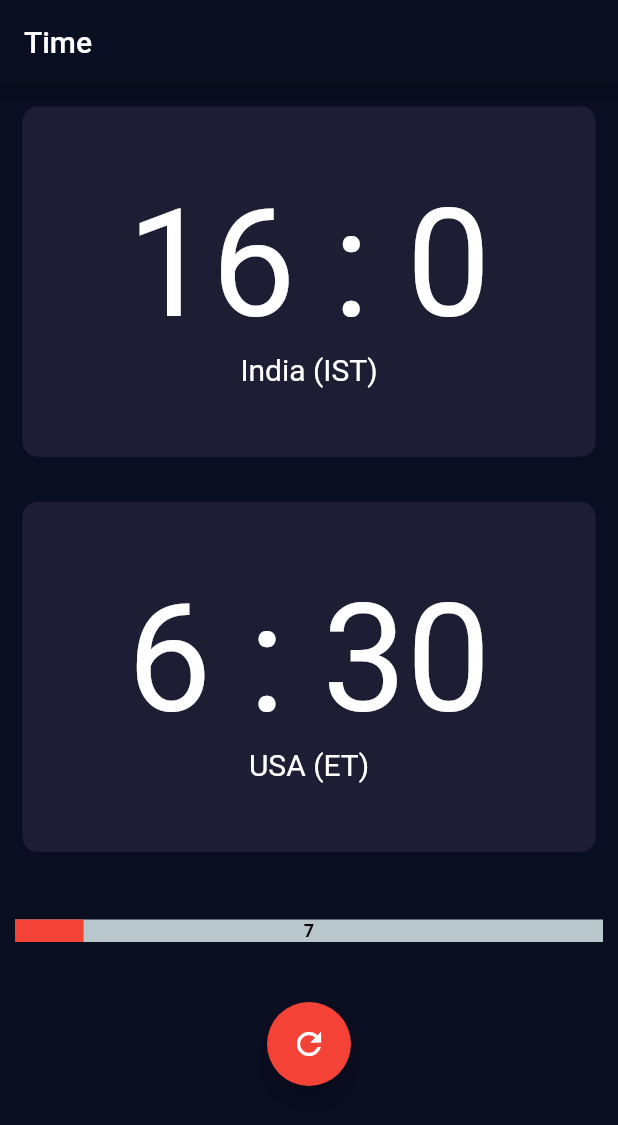
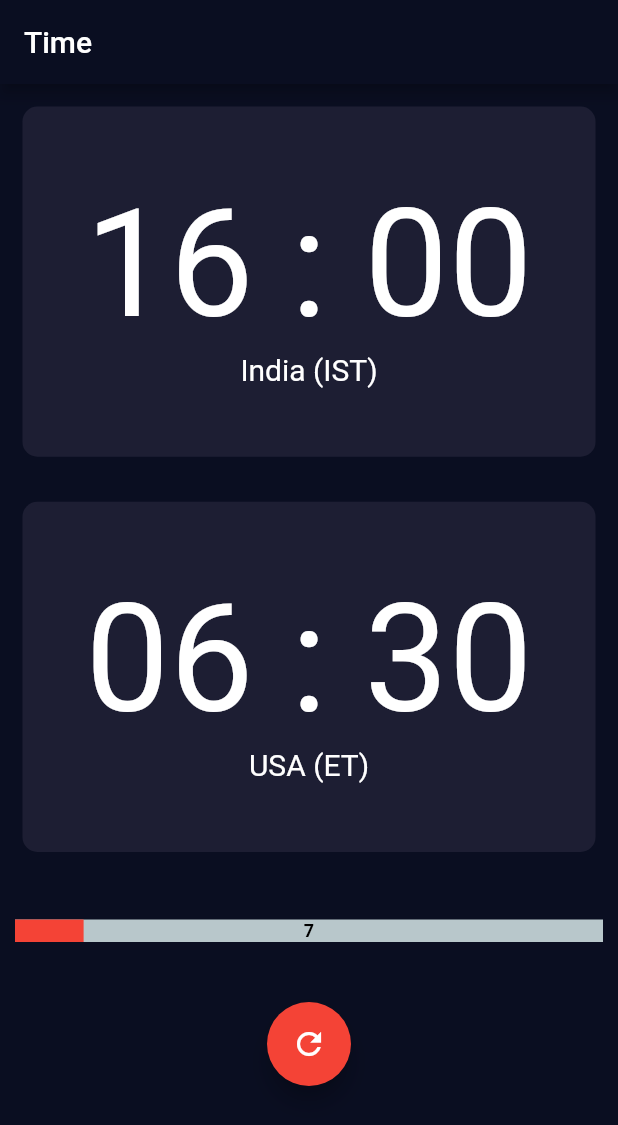
Before and after one commit to sonu041/samay, a Flutter app: the screen it shows after launch, on a phone screen of 412 x 824 dp. Shown: the top 1125 px of the screen. Run offline on Flutter 3.47's test engine with Material 2 defaults, Android fonts, the phone set to English and light mode, and no system bars; drawn by our look-alikes of percent_indicator; our stand-ins replace google_fonts.

```diff
--- a/lib/screens/clock_page.dart
+++ b/lib/screens/clock_page.dart
@@ -42,7 +42,8 @@ class _ClockPageState extends State<ClockPage> {
   _currentTime({int hour, int min}) {
     Duration duration = new Duration(hours: hour, minutes: min);
     DateTime dateTime = DateTime.now().toUtc().add(duration);
-    return "${dateTime.hour} : ${dateTime.minute}";
+    return _fixTime(hour: dateTime.hour, min: dateTime.minute);
+//    return "${dateTime.hour} : ${dateTime.minute}";
   }
 
   getHour({int hour, int min}) {
@@ -70,7 +71,7 @@ class _ClockPageState extends State<ClockPage> {
   }
 
   _fixTime({int hour, int min}) {
-    return "${hour} : ${min}";
+    return "${hour.toString().padLeft(2, '0')} : ${min.toString().padLeft(2, '0')}";
   }
 
   _triggerUpdate() {
@@ -102,19 +103,13 @@ class _ClockPageState extends State<ClockPage> {
       print('Time selected : ${picked.toString()}');
       try {
         setState(() {
-          //_time = picked;
           pickedHour = picked.hour;
           pickedMin = picked.minute;
-          //showTime = "${picked.hour} : ${picked.minute}";
           manualOverride = true;
-          //TimeOfDay.fromDateTime(DateTime.now()) - picked;
 
           //diff two TimeOfDay TODO: make it function
-//        double _doubleCurrentTime = DateTime.now().hour.toDouble() +
-//            (DateTime.now().minute.toDouble() / 60);
           double _doublePickedTime =
               picked.hour.toDouble() + (picked.minute.toDouble() / 60);
-//        double _doubleCurrentTime = convertTimetoDouble(time1);
           double _doubleCurrentTime = 0.0;
           if (tInstance == 't1') {
             _doubleCurrentTime = convertTimetoDouble(time1);
@@ -133,9 +128,6 @@ class _ClockPageState extends State<ClockPage> {
           //Set the time difference to the clock
           time1 = addTime(time1, _fixTime(hour: diffHour, min: diffMin));
           time2 = addTime(time2, _fixTime(hour: diffHour, min: diffMin));
-//        Duration difference = picked
-          //diffTime = picked - _current
-          // Time(hour: defaultHour, min: defaultMin);
         });
       } catch (e, s) {
         print(s);
```
